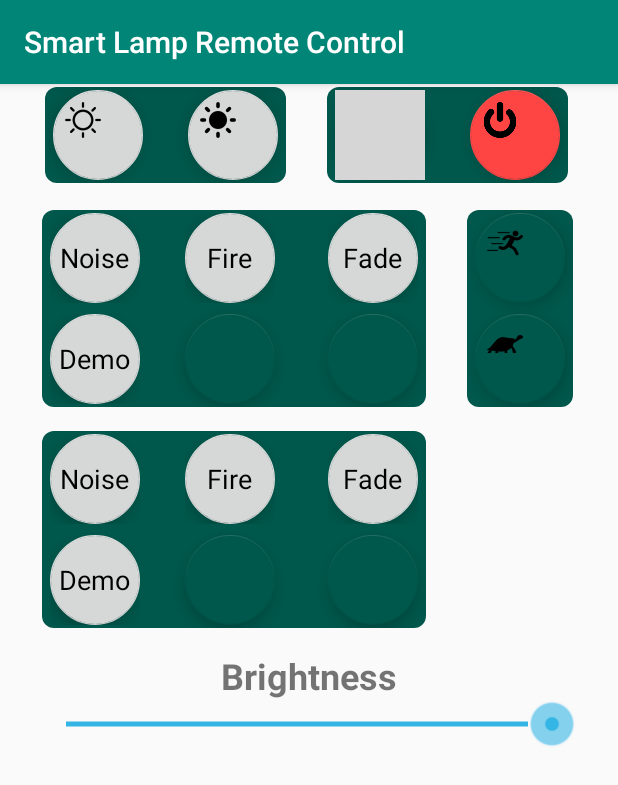
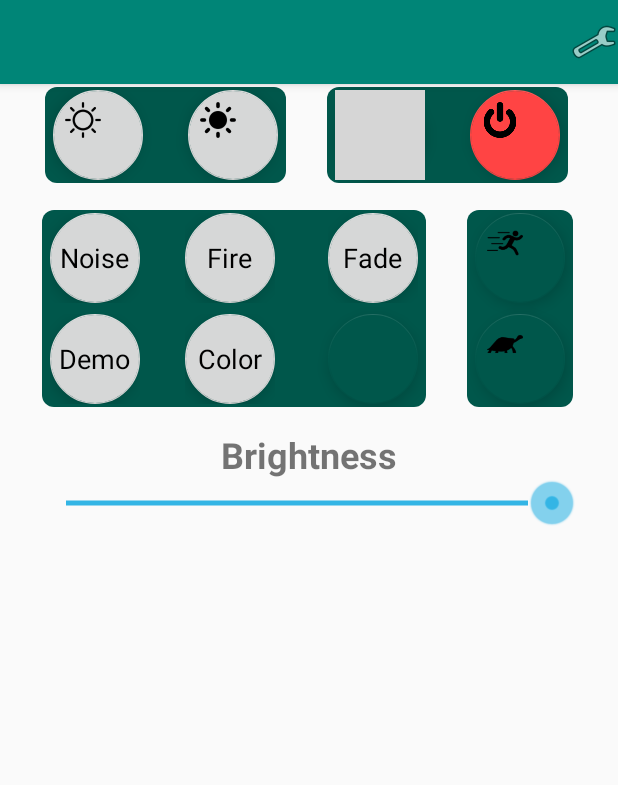
Before and after one commit to danielchiaradia/SmartLedRemoteControl, an Android app: the screen it shows after launch (RemoteControlController), after a tap on an icon or button, on a phone screen of 412 x 824 dp. Shown: the top 785 px of the screen. Run offline under Robolectric (Android 15) with nearby library versions, the phone set to English and light mode, and no system bars; our stand-ins replace Volley; libraries missing offline, so code that uses them is left out: com.flask.colorpicker; network calls fail; grey boxes are pictures that could not be loaded.

Commit message:
* Preference Screen * Color selection

```diff
--- a/app/build.gradle
+++ b/app/build.gradle
@@ -21,10 +21,12 @@ android {
 dependencies {
     implementation fileTree(dir: 'libs', include: ['*.jar'])
     implementation 'com.android.support.constraint:constraint-layout:1.1.3'
-    implementation 'com.github.QuadFlask:colorpicker:0.0.12'
+    implementation 'com.github.QuadFlask:colorpicker:0.0.13'
     implementation 'com.android.volley:volley:1.1.0'
-    implementation 'com.android.support:design:26.0.0'
+    implementation 'com.android.support:design:26.1.0'
+    implementation 'com.android.support:support-v4:26.1.0'
     testImplementation 'junit:junit:4.12'
     androidTestImplementation 'com.android.support.test:runner:1.0.2'
     androidTestImplementation 'com.android.support.test.espresso:espresso-core:3.0.2'
+    implementation 'com.android.support:preference-v7:26.1.0'
 }
--- a/app/src/main/java/smartled/com/smartlampremotecontrol/LedBroker.java
+++ b/app/src/main/java/smartled/com/smartlampremotecontrol/LedBroker.java
@@ -1,6 +1,7 @@
 package smartled.com.smartlampremotecontrol;
 
 import android.content.Context;
+import android.content.SharedPreferences;
 
 import com.android.volley.Request;
 import com.android.volley.RequestQueue;
@@ -18,17 +19,21 @@ import smartled.com.smartlampremotecontrol.commands.Command;
  */
 
 public class LedBroker {
+    public static final String PREFERENCE_NAME = "ledBrokerPrefernces";
+    public static final String LAMP_IP_PREFERENCE_KEY = "lampIpPreferenceKey";
 
     private static LedBroker instance;
     private static RequestQueue queue;
-    private static String url ="http://192.168.0.241/action/?%s=%s";
+    private static String url = "http://%s/action/?%s=%s";
+    private Context context;
 
-    private LedBroker() {
+    private LedBroker(Context context) {
+        this.context = context;
     }
 
     public static synchronized LedBroker getInstance(Context context) {
         if (instance == null) {
-            instance = new LedBroker();
+            instance = new LedBroker(context);
             queue = Volley.newRequestQueue(context);
         }
 
@@ -45,8 +50,11 @@ public class LedBroker {
     }
 
     public void executeCommand(Command command) {
-        System.out.println("Sending: " + String.format(url, command.getCommandName(), command.getParameters()));
-        StringRequest stringRequest = new StringRequest(Request.Method.GET, String.format(url, command.getCommandName(), command.getParameters()),
+        SharedPreferences pref = context.getSharedPreferences(LedBroker.PREFERENCE_NAME, Context.MODE_PRIVATE);
+        String stringCommand = String.format(url, pref.getString(LedBroker.LAMP_IP_PREFERENCE_KEY, null), command.getCommandName(), command.getParameters());
+
+        System.out.println("Sending: " + stringCommand);
+        StringRequest stringRequest = new StringRequest(Request.Method.GET, stringCommand,
                 new Response.Listener<String>() {
                     @Override
                     public void onResponse(String response) {
@@ -55,7 +63,8 @@ public class LedBroker {
                 }, new Response.ErrorListener() {
             @Override
             public void onErrorResponse(VolleyError error) {
-                //TODO
+
+                System.out.println(error);
             }
 
         });
--- a/app/src/main/res/layout/remote_control.xml
+++ b/app/src/main/res/layout/remote_control.xml
@@ -1,8 +1,47 @@
 <?xml version="1.0" encoding="utf-8"?>
 
 
+<LinearLayout android:layout_height="match_parent"
+    android:layout_width="match_parent"
+    android:orientation="vertical"
+    xmlns:android="http://schemas.android.com/apk/res/android"
+    xmlns:app="http://schemas.android.com/apk/res-auto">
+
+
+    <android.support.v7.widget.Toolbar
+        android:id="@+id/my_toolbar"
+        android:layout_width="match_parent"
+        android:layout_height="?attr/actionBarSize"
+        android:background="?attr/colorPrimary"
+        android:elevation="4dp"
+        android:theme="@style/ThemeOverlay.AppCompat.ActionBar"
+        app:popupTheme="@style/ThemeOverlay.AppCompat.Light">
+
+        <LinearLayout
+            android:layout_width="match_parent"
+            android:layout_height="wrap_content"
+            android:orientation="horizontal">
+            <View
+                android:layout_width="0dp"
+                android:layout_height="0dp"
+                android:layout_weight="1"
+                />
+
+            <ImageButton
+                android:id="@+id/imageButton"
+                android:layout_width="wrap_content"
+                android:layout_height="wrap_content"
+                android:cropToPadding="true"
+                android:background="@android:color/transparent"
+                app:srcCompat="@android:drawable/ic_menu_preferences"
+                android:onClick="showSettings"/>
+        </LinearLayout>
+    </android.support.v7.widget.Toolbar>
+
+
+
 <GridLayout xmlns:android="http://schemas.android.com/apk/res/android"
-    xmlns:app="http://schemas.android.com/apk/res-auto"
+
     xmlns:tools="http://schemas.android.com/tools"
     android:layout_width="wrap_content"
     android:layout_height="match_parent"
@@ -11,7 +50,6 @@
     android:fadeScrollbars="false"
     android:rowCount="11"
     tools:context=".RemoteControlController">
-
 
     <GridLayout
         android:layout_width="wrap_content"
@@ -118,19 +156,36 @@
                 android:textAppearance="?android:attr/textAppearanceMedium" />
         </FrameLayout>
 
-        <android.support.design.widget.FloatingActionButton
-            android:id="@+id/button7"
+        <FrameLayout
+            android:layout_width="wrap_content"
+            android:layout_height="wrap_content"
+            android:layout_gravity="bottom|right"
             android:layout_column="1"
             android:layout_marginBottom="2dp"
-            android:layout_marginLeft="30dp"
+            android:layout_marginLeft="0dp"
             android:layout_marginRight="5dp"
-            android:layout_marginTop="5dp"
-            android:layout_row="1"
-            android:clickable="true"
-            android:text="2"
-            app:backgroundTint="@color/colorPrimaryDark"
-            android:layout_width="60dp"
-            android:layout_height="60dp" />
+            android:layout_marginTop="2dp"
+            android:layout_row="1">
+
+            <android.support.design.widget.FloatingActionButton
+                android:id="@+id/colorSelectionButton"
+                android:layout_width="60dp"
+                android:layout_height="60dp"
+                android:clickable="true"
+                android:onClick="selectColor"
+                android:src="@android:color/transparent"
+                android:tag="43"
+                app:backgroundTint="?attr/colorButtonNormal" />
+
+            <TextView
+                android:layout_width="wrap_content"
+                android:layout_height="wrap_content"
+                android:layout_gravity="center"
+                android:text="Color"
+                android:elevation="16dp"
+                android:textColor="@android:color/black"
+                android:textAppearance="?android:attr/textAppearanceMedium" />
+        </FrameLayout>
 
         <android.support.design.widget.FloatingActionButton
             android:id="@+id/button7"
@@ -304,6 +359,7 @@
             android:tag="28"
             android:onClick="clickButton" />
 
+
         <android.support.design.widget.FloatingActionButton
             android:id="@+id/button7"
             android:layout_column="0"
@@ -323,171 +379,6 @@
             android:onClick="clickButton" />
     </GridLayout>
 
-
-    <GridLayout
-        android:layout_width="wrap_content"
-        android:layout_height="wrap_content"
-        android:layout_column="0"
-        android:layout_columnSpan="3"
-        android:layout_marginRight="2dp"
-        android:layout_row="5"
-        android:layout_rowSpan="4"
-        android:background="@drawable/rounded_grid"
-        android:columnCount="3"
-        android:rowCount="4"
-        android:layout_marginTop="16dp">
-
-
-
-        <FrameLayout
-            android:layout_width="wrap_content"
-            android:layout_height="wrap_content"
-            android:layout_gravity="bottom|right"
-            android:layout_column="0"
-            android:layout_marginBottom="2dp"
-            android:layout_marginLeft="5dp"
-            android:layout_marginTop="2dp"
-            android:layout_row="0">
-
-            <android.support.design.widget.FloatingActionButton
-                android:src="@android:color/transparent"
-                android:layout_width="60dp"
-                android:layout_height="60dp"
-                app:backgroundTint="?attr/colorButtonNormal"
-                android:tag="40"
-                android:clickable="true"
-                android:onClick="clickButton"/>
-
-            <TextView
-                android:layout_width="wrap_content"
-                android:layout_height="wrap_content"
-                android:layout_gravity="center"
-                android:text="Noise"
-                android:elevation="16dp"
-                android:textColor="@android:color/black"
-                android:textAppearance="?android:attr/textAppearanceMedium" />
-        </FrameLayout>
-
-
-        <FrameLayout
-            android:layout_width="wrap_content"
-            android:layout_height="wrap_content"
-            android:layout_gravity="bottom|right"
-            android:layout_column="1"
-            android:layout_marginBottom="2dp"
-            android:layout_marginLeft="30dp"
-            android:layout_marginRight="5dp"
-            android:layout_marginTop="2dp"
-            android:layout_row="0">
-
-            <android.support.design.widget.FloatingActionButton
-                android:src="@android:color/transparent"
-                android:layout_width="60dp"
-                android:layout_height="60dp"
-                app:backgroundTint="?attr/colorButtonNormal"
-                android:tag="42"
-                android:clickable="true"
-                android:onClick="clickButton"/>
-
-            <TextView
-                android:layout_width="wrap_content"
-                android:layout_height="wrap_content"
-                android:layout_gravity="center"
-                android:text="Fire"
-                android:elevation="16dp"
-                android:textColor="@android:color/black"
-                android:textAppearance="?android:attr/textAppearanceMedium" />
-        </FrameLayout>
-
-
-        <FrameLayout
-            android:layout_width="wrap_content"
-            android:layout_height="wrap_content"
-            android:layout_gravity="bottom|right"
-            android:layout_column="2"
-            android:layout_marginBottom="2dp"
-            android:layout_marginLeft="30dp"
-            android:layout_marginRight="5dp"
-            android:layout_marginTop="2dp"
-            android:layout_row="0">
-
-            <android.support.design.widget.FloatingActionButton
-                android:src="@android:color/transparent"
-                android:layout_width="60dp"
-                android:layout_height="60dp"
-                app:backgroundTint="?attr/colorButtonNormal"
-                android:tag="41"
-                android:clickable="true"
-                android:onClick="clickButton"/>
-
-            <TextView
-                android:layout_width="wrap_content"
-                android:layout_height="wrap_content"
-                android:layout_gravity="center"
-                android:text="Fade"
-                android:elevation="16dp"
-                android:textColor="@android:color/black"
-                android:textAppearance="?android:attr/textAppearanceMedium" />
-        </FrameLayout>
-
-        <android.support.design.widget.FloatingActionButton
-            android:id="@+id/button7"
-            android:layout_column="1"
-            android:layout_marginBottom="2dp"
-            android:layout_marginLeft="30dp"
-            android:layout_marginRight="5dp"
-            android:layout_marginTop="5dp"
-            android:layout_row="1"
-            android:clickable="true"
-            android:text="2"
-            app:backgroundTint="@color/colorPrimaryDark"
-            android:layout_width="60dp"
-            android:layout_height="60dp" />
-
-        <android.support.design.widget.FloatingActionButton
-            android:id="@+id/button7"
-            android:layout_column="2"
-            android:layout_marginBottom="2dp"
-            android:layout_marginLeft="30dp"
-            android:layout_marginRight="5dp"
-            android:layout_marginTop="5dp"
-            android:layout_row="1"
-            android:clickable="true"
-            android:text="2"
-            app:backgroundTint="@color/colorPrimaryDark"
-            android:layout_width="60dp"
-            android:layout_height="60dp" />
-
-
-        <FrameLayout
-            android:layout_width="wrap_content"
-            android:layout_height="wrap_content"
-            android:layout_gravity="bottom|right"
-            android:layout_column="0"
-            android:layout_marginBottom="2dp"
-            android:layout_marginLeft="5dp"
-            android:layout_marginTop="2dp"
-            android:layout_row="1">
-
-            <android.support.design.widget.FloatingActionButton
-                android:src="@android:color/transparent"
-                android:layout_width="60dp"
-                android:layout_height="60dp"
-                app:backgroundTint="?attr/colorButtonNormal"
-                android:tag="43"
-                android:clickable="true"
-                android:onClick="clickButton"/>
-
-            <TextView
-                android:layout_width="wrap_content"
-                android:layout_height="wrap_content"
-                android:layout_gravity="center"
-                android:text="Demo"
-                android:elevation="16dp"
-                android:textColor="@android:color/black"
-                android:textAppearance="?android:attr/textAppearanceMedium" />
-        </FrameLayout>
-    </GridLayout>
 
     <LinearLayout
         android:orientation="vertical"
@@ -521,3 +412,4 @@
     </LinearLayout>
 
 </GridLayout>
+</LinearLayout>
--- a/app/src/main/res/values/strings.xml
+++ b/app/src/main/res/values/strings.xml
@@ -1,3 +1,6 @@
 <resources>
     <string name="app_name">Smart Lamp Remote Control</string>
+
+    <!-- TODO: Remove or change this placeholder text -->
+    <string name="hello_blank_fragment">Hello blank fragment</string>
 </resources>
--- a/app/src/main/res/values/styles.xml
+++ b/app/src/main/res/values/styles.xml
@@ -1,11 +1,13 @@
 <resources>
 
     <!-- Base application theme. -->
-    <style name="AppTheme" parent="Theme.AppCompat.Light.DarkActionBar">
+    <style name="AppTheme" parent="Theme.AppCompat.Light.NoActionBar">
         <!-- Customize your theme here. -->
         <item name="colorPrimary">@color/colorPrimary</item>
         <item name="colorPrimaryDark">@color/colorPrimaryDark</item>
         <item name="colorAccent">@color/colorAccent</item>
+        <item name="preferenceTheme">@style/PreferenceThemeOverlay</item>
+
     </style>
 
 </resources>
```
Also changed, not shown: app/src/main/AndroidManifest.xml (+4 -4 lines), app/src/main/java/smartled/com/smartlampremotecontrol/ColorItem.java (deleted, +0 -27 lines), app/src/main/java/smartled/com/smartlampremotecontrol/ColorItemAdapter.java (deleted, +0 -45 lines), app/src/main/java/smartled/com/smartlampremotecontrol/RemoteControlController.java (+73 -2 lines), app/src/main/java/smartled/com/smartlampremotecontrol/SelectColor.java (deleted, +0 -29 lines), app/src/main/res/layout/activity_select_color.xml (deleted, +0 -31 lines), app/src/main/res/layout/color_item.xml (deleted, +0 -24 lines), app/src/main/res/layout/content_select_color.xml (deleted, +0 -12 lines).
